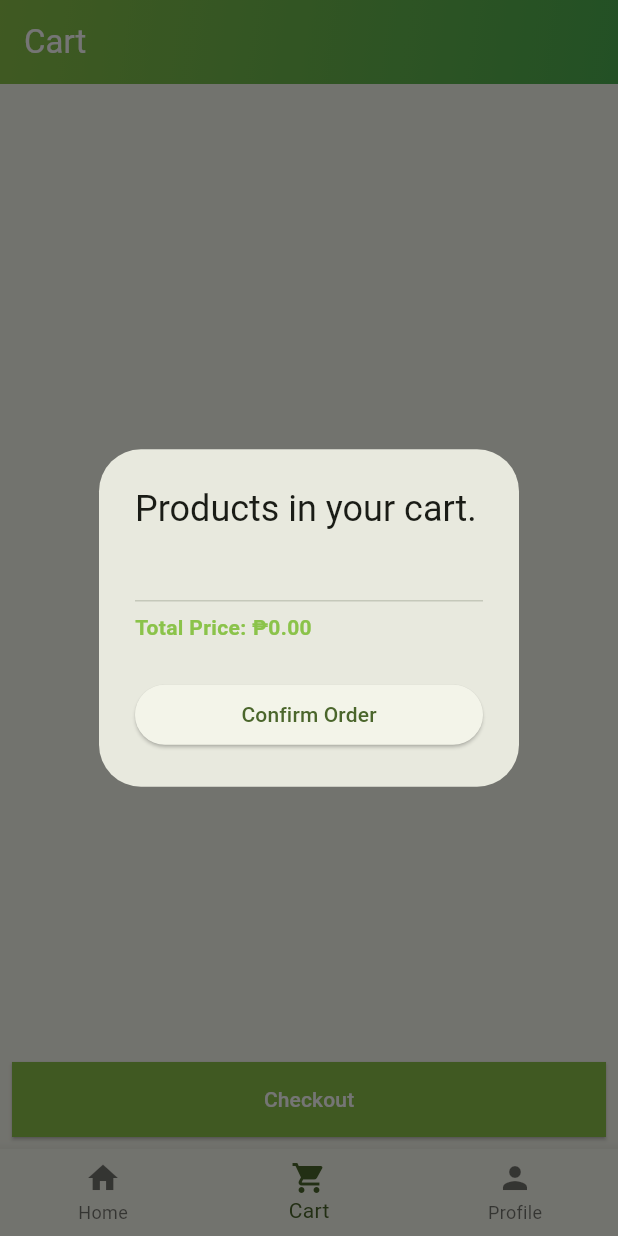
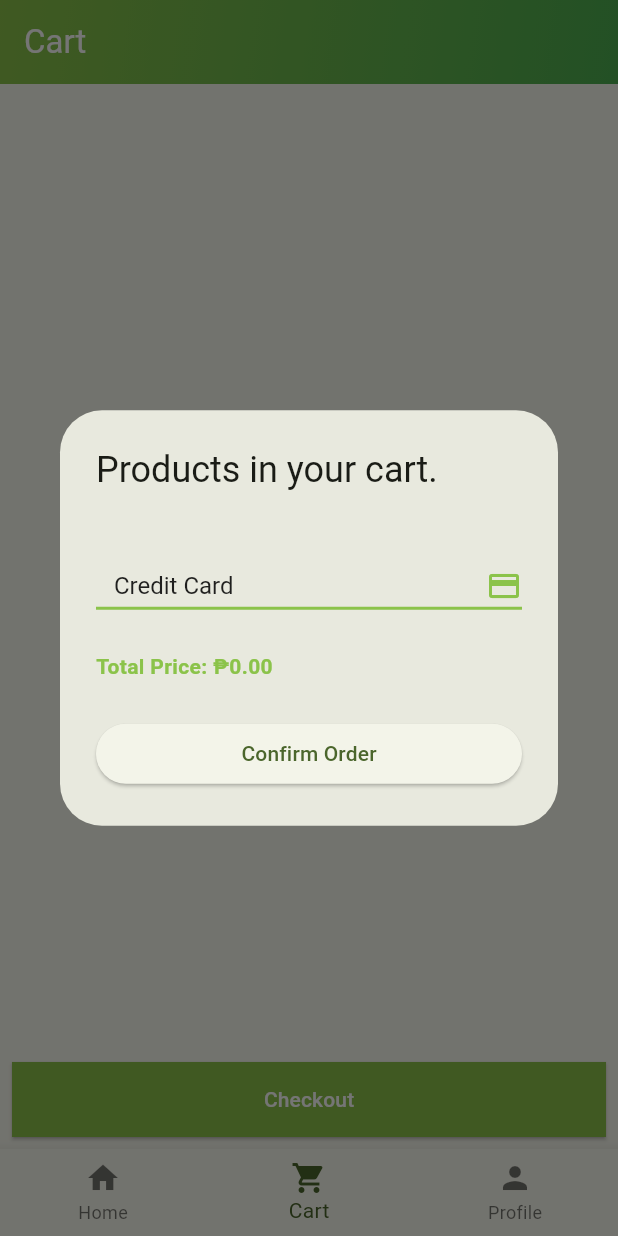
Before and after one commit to joewarden-cmd/cafetana_app, a Flutter app: the screen it shows once a user with an empty profile is signed in, item 2 of the bottom bar chosen, after a tap on "Checkout", on a phone screen of 412 x 824 dp. Run offline on Flutter 3.47's test engine with Material 3 defaults, Android fonts, the light colour scheme and no system bars; our stand-ins replace carousel_slider, cloud_firestore, firebase_auth, firebase_core; accounts and stored records are empty; generated files the repository leaves out were written again; network calls fail.

Commit message:
big change

```diff
--- a/lib/pages/cart/cart.dart
+++ b/lib/pages/cart/cart.dart
@@ -94,6 +94,7 @@ class _CartPageState extends State<CartPage> {
     Map<String, dynamic> result = await calculateTotal();
     double totalPrice = result['total'];
     Map<String, int> productCounts = result['productCounts'];
+    String? selectedPaymentMethod = 'Credit Card';
 
     String productListString = "";
     productCounts.forEach((product, count) {
@@ -102,14 +103,67 @@ class _CartPageState extends State<CartPage> {
 
     showDialog(
       context: context,
-      builder: (context) => AlertDialog(
+      builder: (context) => StatefulBuilder(
+        builder: (context, setState) {
+          return AlertDialog(
             title: const Text("Products in your cart."),
-        content: Column(
+            content: SizedBox(
+              width: double.maxFinite,
+              child: Column(
                 mainAxisSize: MainAxisSize.min,
                 crossAxisAlignment: CrossAxisAlignment.start,
                 children: [
                   Text(productListString),
-            Divider(),
+                  DropdownButton<String>(
+                    value: selectedPaymentMethod,
+                    onChanged: (String? newValue) {
+                      setState(() {
+                        selectedPaymentMethod = newValue;
+                      });
+                    },
+                    hint: Text(
+                      'Select Payment Method',
+                      style: TextStyle(color: Colors.grey),
+                    ),
+                    items: <String>[
+                      'Credit Card',
+                      'GCash',
+                      'Maya',
+                      'PayPal',
+                      'Cash on Delivery'
+                    ].map<DropdownMenuItem<String>>((String value) {
+                      return DropdownMenuItem<String>(
+                        value: value,
+                        child: Padding(
+                          padding: const EdgeInsets.symmetric(
+                              vertical: 8.0, horizontal: 12.0),
+                          child: Text(
+                            value,
+                            style: TextStyle(
+                              fontSize: 16,
+                              color: Colors.black87,
+                            ),
+                          ),
+                        ),
+                      );
+                    }).toList(),
+                    icon: Icon(
+                      Icons.payment,
+                      color: Colors.lightGreen,
+                    ),
+                    iconSize: 24,
+                    style: TextStyle(
+                      color: Colors.black,
+                      fontSize: 16,
+                    ),
+                    dropdownColor: Colors.white,
+                    isExpanded: true,
+                    underline: Container(
+                      height: 2,
+                      color: Colors.lightGreen,
+                    ),
+                  ),
+                  SizedBox(height: 20),
                   Text(
                     "Total Price: ₱${totalPrice.toStringAsFixed(2)}",
                     style: TextStyle(
@@ -119,17 +173,18 @@ class _CartPageState extends State<CartPage> {
                   ),
                 ],
               ),
+            ),
             actions: [
               SizedBox(
                 width: double.infinity,
                 child: ElevatedButton(
                   onPressed: () {
-                cartService.clearCart(userId);
+                    cartService.clearCart(userId, selectedPaymentMethod);
 
                     ScaffoldMessenger.of(context).showSnackBar(
                       SnackBar(
                         content: Text(
-                      "Order has been placed..",
+                          "Order has been placed using $selectedPaymentMethod.",
                           style: TextStyle(color: Colors.white, fontSize: 16.0),
                         ),
                         backgroundColor: Colors.green,
@@ -145,6 +200,8 @@ class _CartPageState extends State<CartPage> {
                 ),
               ),
             ],
+          );
+        },
       ),
     );
   }
```
Also changed, not shown: lib/pages/home/filter_list.dart (+22 -1 lines), lib/pages/profile/orders.dart (+37 -2 lines), lib/services/cart.dart (+6 -1 lines). Lines whose indentation alone changed are shown as unchanged.
